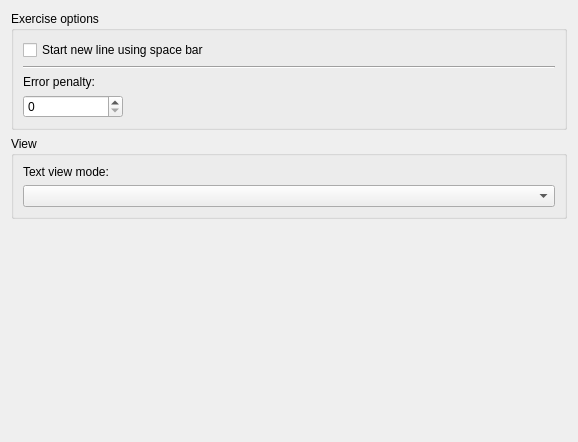
The window that ui/options/behavior.ui (Open-Typer/Open-Typer) describes before a commit, drawn with Qt 5.
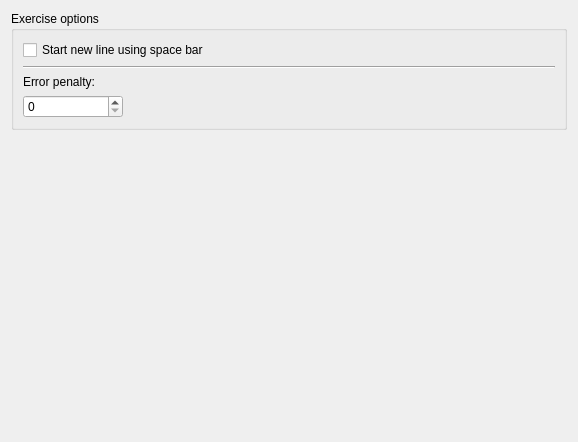
The same window after the commit.

Commit message: ui: options: behavior: Remove text view mode

```diff
--- a/ui/options/behavior.ui
+++ b/ui/options/behavior.ui
@@ -14,6 +14,16 @@
    <string notr="true"/>
   </property>
   <layout class="QGridLayout" name="gridLayout">
+   <item row="1" column="0">
+    <widget class="QFrame" name="emptySpace">
+     <property name="frameShape">
+      <enum>QFrame::NoFrame</enum>
+     </property>
+     <property name="frameShadow">
+      <enum>QFrame::Plain</enum>
+     </property>
+    </widget>
+   </item>
    <item row="0" column="0">
     <widget class="QGroupBox" name="groupBox">
      <property name="sizePolicy">
@@ -78,50 +88,6 @@
      </layout>
     </widget>
    </item>
-   <item row="2" column="0">
-    <widget class="QFrame" name="emptySpace">
-     <property name="frameShape">
-      <enum>QFrame::NoFrame</enum>
-     </property>
-     <property name="frameShadow">
-      <enum>QFrame::Plain</enum>
-     </property>
-    </widget>
-   </item>
-   <item row="1" column="0">
-    <widget class="QGroupBox" name="groupBox_2">
-     <property name="sizePolicy">
-      <sizepolicy hsizetype="Preferred" vsizetype="Fixed">
-       <horstretch>0</horstretch>
-       <verstretch>0</verstretch>
-      </sizepolicy>
-     </property>
-     <property name="title">
-      <string extracomment="View mode options">View</string>
-     </property>
-     <layout class="QVBoxLayout" name="verticalLayout_3">
-      <item>
-       <widget class="QLabel" name="textViewModeLabel">
-        <property name="sizePolicy">
-         <sizepolicy hsizetype="Preferred" vsizetype="Fixed">
-          <horstretch>0</horstretch>
-          <verstretch>0</verstretch>
-         </sizepolicy>
-        </property>
-        <property name="frameShadow">
-         <enum>QFrame::Plain</enum>
-        </property>
-        <property name="text">
-         <string>Text view mode:</string>
-        </property>
-       </widget>
-      </item>
-      <item>
-       <widget class="QComboBox" name="textViewModeComboBox"/>
-      </item>
-     </layout>
-    </widget>
-   </item>
   </layout>
  </widget>
  <resources/>
```
Left out of the diff: 2 changed lines with no effect on the pictures.
